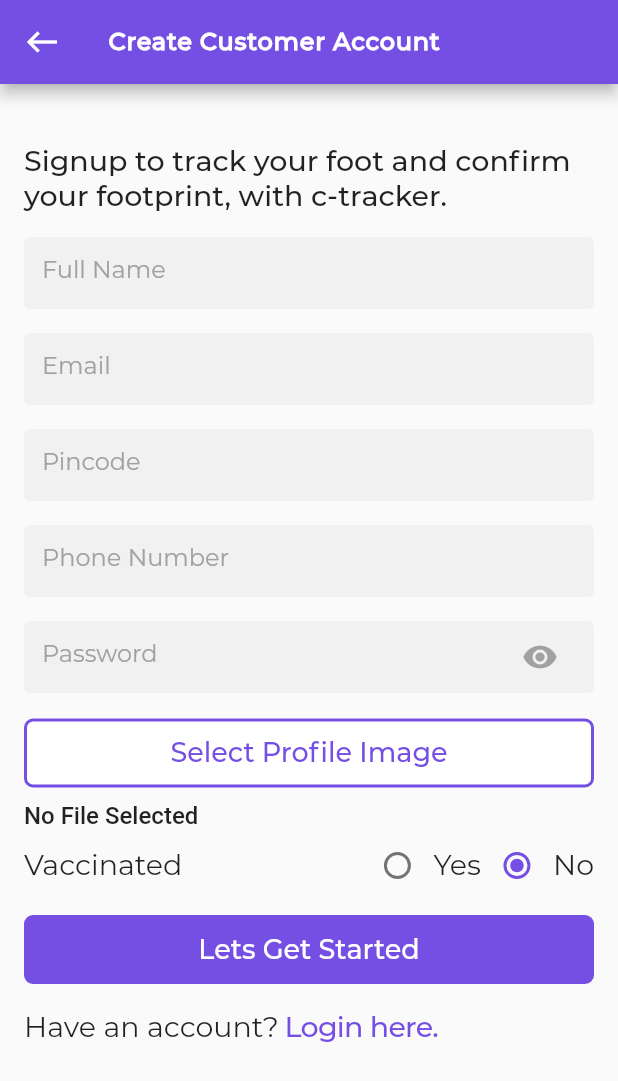
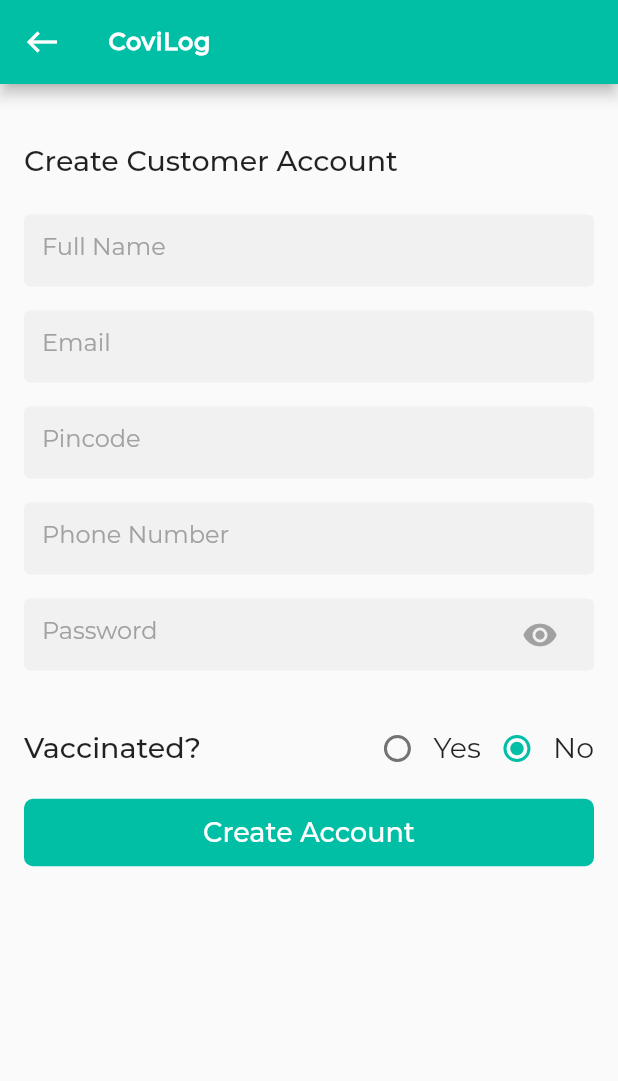
Before and after one commit to Nithinkamald/covilog, a Flutter app: the CustomerLoginForm screen opened by its route, after a tap on "Create one", on a phone screen of 412 x 824 dp. Shown: the top 1081 px of the screen. Run offline on Flutter 3.47's test engine with Material 2 defaults, Android fonts, the phone set to English and light mode, and no system bars; our stand-ins replace file_picker, firebase_auth, firebase_core, firebase_database, firebase_storage, flutter_svg and 4 more; missing offline and left inert: qr_code_scanner; accounts and stored records are empty; project files that could hold a hidden picture were left out.

Commit message:
Customer pages updated

```diff
--- a/lib/form/customer_login.dart
+++ b/lib/form/customer_login.dart
@@ -20,10 +20,10 @@ class CustomerLoginForm extends StatelessWidget {
           },
         ),
         title: Text(
-          'Login as Customer',
+          'CoviLog',
           style: h2,
         ),
-        backgroundColor: vilot,
+        backgroundColor: Colors.tealAccent[700],
       ),
       body: SingleChildScrollView(
         child: CustomerLoginFormContents(),
@@ -53,12 +53,13 @@ class _CustomerLoginFormContentsState extends State<CustomerLoginFormContents> {
             height: 24,
           ),
           Text(
-            'Welcome back! Please login to continue.',
+            //'Welcome back! Please login to continue.',
+            'Login as Customer',
             textAlign: TextAlign.left,
             style: textBtn,
           ),
           SizedBox(
-            height: 8,
+            height: 16,
           ),
           TextFieldContainer(
             controller: emailTextEditingController,
@@ -73,16 +74,16 @@ class _CustomerLoginFormContentsState extends State<CustomerLoginFormContents> {
             pass: true,
             eyeIcon: Icons.visibility,
           ),
+          // SizedBox(
+          //   height: 8,
+          // ),
+          // Text(
+          //   'Forgot password?',
+          //   textAlign: TextAlign.right,
+          //   style: bodytxtstyle,
+          // ),
           SizedBox(
-            height: 8,
-          ),
-          Text(
-            'Forgot password?',
-            textAlign: TextAlign.right,
-            style: bodytxtstyle,
-          ),
-          SizedBox(
-            height: 8,
+            height: 16,
           ),
           Padding(
             padding: const EdgeInsets.symmetric(vertical: 8),
@@ -102,7 +103,7 @@ class _CustomerLoginFormContentsState extends State<CustomerLoginFormContents> {
                     loginAndAuthenticateUser(context);
                   }
                 },
-                color: vilot,
+                color: Colors.tealAccent[700],
                 textColor: Colors.white,
                 child: Text(
                   'Login',
@@ -132,7 +133,7 @@ class _CustomerLoginFormContentsState extends State<CustomerLoginFormContents> {
                     'Create one',
                     textAlign: TextAlign.left,
                     style: TextStyle(
-                      color: vilot,
+                      color: Colors.tealAccent[700],
                       fontFamily: 'Montserrat',
                       fontSize: 19,
                       fontWeight: FontWeight.w500,
--- a/lib/form/customer_signup.dart
+++ b/lib/form/customer_signup.dart
@@ -24,10 +24,10 @@ class SignupForm extends StatelessWidget {
           },
         ),
         title: Text(
-          'Create Customer Account',
+          'CoviLog',
           style: h2,
         ),
-        backgroundColor: vilot,
+        backgroundColor: Colors.tealAccent[700],
       ),
       body: SingleChildScrollView(
         child: SignupFormContents(),
@@ -63,12 +63,12 @@ class _SignupFormContentsState extends State<SignupFormContents> {
             height: 24,
           ),
           Text(
-            'Signup to track your foot and confirm your footprint, with c-tracker.',
+            'Create Customer Account',
             textAlign: TextAlign.left,
             style: textBtn,
           ),
           SizedBox(
-            height: 8,
+            height: 16,
           ),
           TextFieldContainer(
             controller: nameTextEditingController,
@@ -102,43 +102,43 @@ class _SignupFormContentsState extends State<SignupFormContents> {
             eyeIcon: Icons.visibility,
           ),
           Padding(
-            padding: const EdgeInsets.symmetric(vertical: 8),
+            padding: const EdgeInsets.symmetric(vertical: 5),
             child: ConstrainedBox(
               constraints: const BoxConstraints(
                 minWidth: double.infinity,
-                minHeight: 46,
+                minHeight: 10,
               ),
               // ignore: deprecated_member_use
-              child: FlatButton(
-                onPressed: selectFile,
-                color: Colors.white,
-                textColor: vilot,
-                child: Text(
-                  'Select Profile Image',
-                  style: button,
-                ),
-                shape: RoundedRectangleBorder(
-                  side: BorderSide(
-                    color: vilot,
-                    width: 2,
-                  ),
-                  borderRadius: BorderRadius.circular(6),
-                ),
-              ),
+              // child: FlatButton(
+              //   onPressed: selectFile,
+              //   color: Colors.white,
+              //   textColor: Colors.tealAccent[700],
+              //   child: Text(
+              //     'Select Profile Image',
+              //     style: button,
+              //   ),
+              //   shape: RoundedRectangleBorder(
+              //     side: BorderSide(
+              //       color: Colors.tealAccent[700],
+              //       width: 2,
+              //     ),
+              //     borderRadius: BorderRadius.circular(6),
+              //   ),
+              // ),
             ),
           ),
-          Text(
-            fileName,
-            style: TextStyle(fontSize: 16, fontWeight: FontWeight.w500),
-          ),
+          // Text(
+          //   fileName,
+          //   style: TextStyle(fontSize: 16, fontWeight: FontWeight.w500),
+          // ),
           Row(
             mainAxisSize: MainAxisSize.max,
             mainAxisAlignment: MainAxisAlignment.spaceBetween,
             children: [
               Text(
-                'Vaccinated',
+                'Vaccinated?',
                 textAlign: TextAlign.left,
-                style: bodytxtstyle,
+                style: textBtn,
               ),
               Row(
                 mainAxisSize: MainAxisSize.min,
@@ -158,7 +158,7 @@ class _SignupFormContentsState extends State<SignupFormContents> {
                     style: bodytxtstyle,
                   ),
                   Radio(
-                    activeColor: vilot,
+                    activeColor: Colors.tealAccent[700],
                     value: 'No',
                     groupValue: onOff,
                     onChanged: (val) {
@@ -180,7 +180,7 @@ class _SignupFormContentsState extends State<SignupFormContents> {
             child: ConstrainedBox(
               constraints: const BoxConstraints(
                 minWidth: double.infinity,
-                minHeight: 46,
+                minHeight: 45,
               ),
               // ignore: deprecated_member_use
               child: FlatButton(
@@ -202,10 +202,10 @@ class _SignupFormContentsState extends State<SignupFormContents> {
                   }
                   uploadFile();
                 },
-                color: vilot,
+                color: Colors.tealAccent[700],
                 textColor: Colors.white,
                 child: Text(
-                  'Lets Get Started',
+                  'Create Account',
                   style: button,
                 ),
                 shape: RoundedRectangleBorder(
@@ -214,35 +214,35 @@ class _SignupFormContentsState extends State<SignupFormContents> {
               ),
             ),
           ),
-          Padding(
-            padding: const EdgeInsets.symmetric(vertical: 8),
-            child: Row(
-              children: [
-                Text(
-                  'Have an account?',
-                  textAlign: TextAlign.left,
-                  style: bodytxtstyle,
-                ),
-                SizedBox(width: 4),
-                GestureDetector(
-                  onTap: () {
-                    Navigator.pushNamed(context, 'customer_login');
-                  },
-                  child: Text(
-                    'Login here.',
-                    textAlign: TextAlign.left,
-                    style: TextStyle(
-                      color: vilot,
-                      fontFamily: 'Montserrat',
-                      fontSize: 19,
-                      fontWeight: FontWeight.w500,
-                      letterSpacing: -0.5,
-                    ),
-                  ),
-                ),
-              ],
-            ),
-          ),
+          // Padding(
+          //   padding: const EdgeInsets.symmetric(vertical: 8),
+          //   child: Row(
+          //     children: [
+          //       Text(
+          //         'Have an account?',
+          //         textAlign: TextAlign.left,
+          //         style: bodytxtstyle,
+          //       ),
+          //       SizedBox(width: 4),
+          //       GestureDetector(
+          //         onTap: () {
+          //           Navigator.pushNamed(context, 'customer_login');
+          //         },
+          //         child: Text(
+          //           'Login here.',
+          //           textAlign: TextAlign.left,
+          //           style: TextStyle(
+          //             color: Colors.tealAccent[700],
+          //             fontFamily: 'Montserrat',
+          //             fontSize: 19,
+          //             fontWeight: FontWeight.w500,
+          //             letterSpacing: -0.5,
+          //           ),
+          //         ),
+          //       ),
+          //     ],
+          //   ),
+          // ),
         ],
       ),
     );
@@ -340,7 +340,7 @@ class _TextFieldContainerState extends State<TextFieldContainer> {
         child: FocusScope(
           child: Focus(
             child: TextField(
-              cursorColor: vilot,
+              cursorColor: Colors.tealAccent[700],
               controller: widget.controller,
               obscureText: widget.pass,
               keyboardType: widget.type,
--- a/lib/show_owner_summery.dart
+++ b/lib/show_owner_summery.dart
@@ -43,7 +43,6 @@ class _ShopOwnerSummeryState extends State<ShopOwnerSummery> {
       child: ListTile(
         //tileColor: Colors.grey,
         leading: CircleAvatar(
-          //backgroundColor: Color(0xff754EE4),
           radius: 26.0,
           backgroundImage: NetworkImage(
               'https://firebasestorage.googleapis.com/v0/b/c-tracker-2021.appspot.com/o/files%2F' +
@@ -96,7 +95,7 @@ class _ShopOwnerSummeryState extends State<ShopOwnerSummery> {
   Widget build(BuildContext context) {
     return Scaffold(
       appBar: AppBar(
-        backgroundColor: vilot,
+        backgroundColor: Colors.tealAccent[700],
         title: Text(
           'Summery',
           style: h2,
```
Also changed, not shown: lib/Home/customer_home.dart (+31 -32 lines), lib/main.dart (+5 -8 lines).
